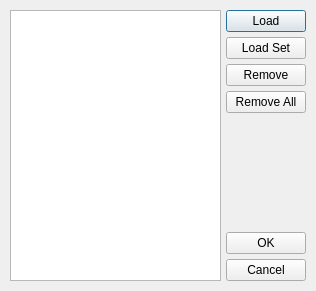
Above: scribus/patterndialog.ui from scribusproject/scribus before the change. Below: the same form after it.
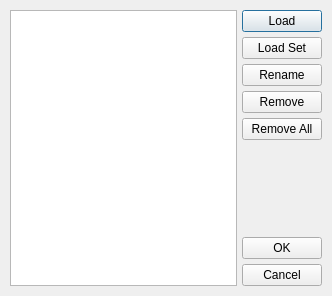
That is the form after the change.

```diff
--- a/scribus/patterndialog.ui
+++ b/scribus/patterndialog.ui
@@ -6,8 +6,8 @@
    <rect>
     <x>0</x>
     <y>0</y>
-    <width>316</width>
-    <height>291</height>
+    <width>332</width>
+    <height>296</height>
    </rect>
   </property>
   <property name="windowTitle" >
@@ -38,9 +38,6 @@
    </item>
    <item>
     <layout class="QVBoxLayout" >
-     <property name="margin" >
-      <number>0</number>
-     </property>
      <property name="spacing" >
       <number>5</number>
      </property>
@@ -58,6 +55,13 @@
        </property>
       </widget>
      </item>
+     <item>
+      <widget class="QPushButton" name="buttonRename" >
+       <property name="text" >
+        <string>Rename</string>
+       </property>
+      </widget>
+     </item>
      <item>
       <widget class="QPushButton" name="buttonRemove" >
        <property name="text" >
@@ -82,8 +86,8 @@
        </property>
        <property name="sizeHint" >
         <size>
-         <width>21</width>
-         <height>100</height>
+         <width>75</width>
+         <height>21</height>
         </size>
        </property>
       </spacer>
```
Left out of the diff: 15 changed lines with no effect on the pictures.
